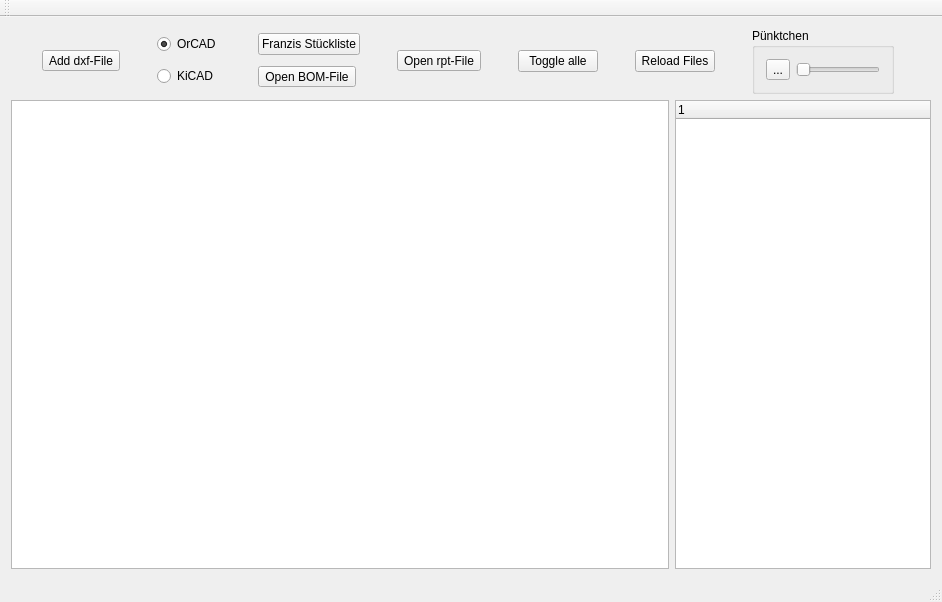
First picture: the form in mainwindow.ui, repository krofta/PnP, before the edit.
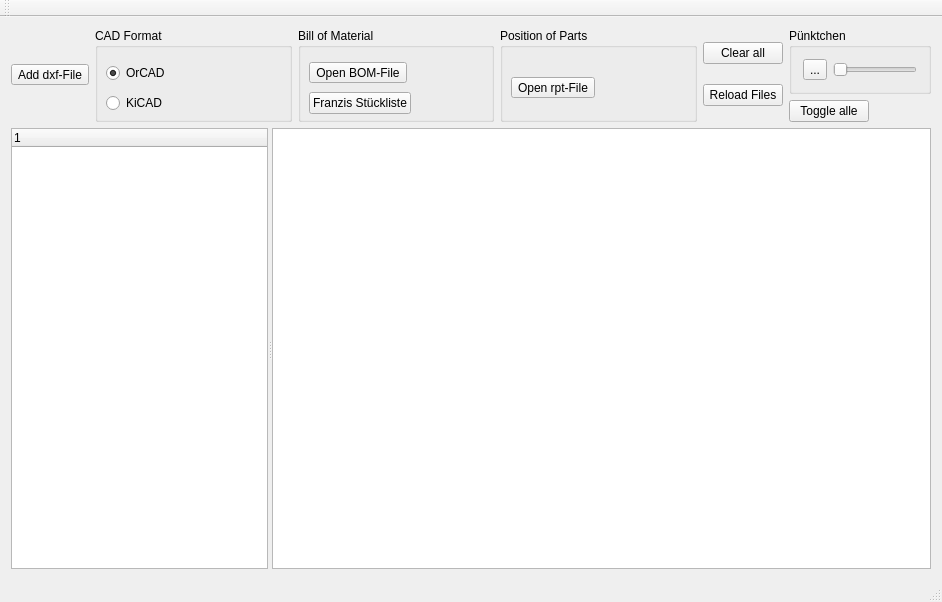
Second picture: the form after the edit. Icons and pictures are not drawn. Custom widgets are drawn as their Qt base class.

Commit message: alles nun resizeable. Keine Abstürze mehr durch pointer auf gelöschte objekte

The edit to the form file:
```diff
--- a/mainwindow.ui
+++ b/mainwindow.ui
@@ -31,10 +31,20 @@
        </widget>
       </item>
       <item>
-       <layout class="QVBoxLayout" name="verticalLayout_3">
-        <property name="sizeConstraint">
-         <enum>QLayout::SetMinimumSize</enum>
+       <widget class="QGroupBox" name="groupBox_3">
+        <property name="title">
+         <string>CAD Format</string>
         </property>
+        <widget class="QWidget" name="verticalLayoutWidget_2">
+         <property name="geometry">
+          <rect>
+           <x>0</x>
+           <y>20</y>
+           <width>160</width>
+           <height>80</height>
+          </rect>
+         </property>
+         <layout class="QVBoxLayout" name="verticalLayout_5">
         <item>
          <widget class="QRadioButton" name="rbOrCAD">
           <property name="sizePolicy">
@@ -65,22 +75,24 @@
          </widget>
         </item>
        </layout>
+        </widget>
+       </widget>
       </item>
       <item>
+       <widget class="QGroupBox" name="groupBox_4">
+        <property name="title">
+         <string>Bill of Material</string>
+        </property>
+        <widget class="QWidget" name="verticalLayoutWidget_3">
+         <property name="geometry">
+          <rect>
+           <x>0</x>
+           <y>20</y>
+           <width>160</width>
+           <height>80</height>
+          </rect>
+         </property>
        <layout class="QVBoxLayout" name="verticalLayout_2">
-        <item>
-         <widget class="QPushButton" name="btnFranzisStueckliste">
-          <property name="sizePolicy">
-           <sizepolicy hsizetype="Fixed" vsizetype="Fixed">
-            <horstretch>0</horstretch>
-            <verstretch>0</verstretch>
-           </sizepolicy>
-          </property>
-          <property name="text">
-           <string>Franzis Stückliste</string>
-          </property>
-         </widget>
-        </item>
         <item>
          <widget class="QToolButton" name="csvButton">
           <property name="focusPolicy">
@@ -91,8 +103,38 @@
           </property>
          </widget>
         </item>
-       </layout>
+          <item>
+           <widget class="QPushButton" name="btnFranzisStueckliste">
+            <property name="sizePolicy">
+             <sizepolicy hsizetype="Fixed" vsizetype="Fixed">
+              <horstretch>0</horstretch>
+              <verstretch>0</verstretch>
+             </sizepolicy>
+            </property>
+            <property name="text">
+             <string>Franzis Stückliste</string>
+            </property>
+           </widget>
+          </item>
+         </layout>
+        </widget>
+       </widget>
       </item>
+      <item>
+       <widget class="QGroupBox" name="groupBox_2">
+        <property name="title">
+         <string>Position of Parts</string>
+        </property>
+        <widget class="QWidget" name="verticalLayoutWidget_4">
+         <property name="geometry">
+          <rect>
+           <x>0</x>
+           <y>20</y>
+           <width>160</width>
+           <height>80</height>
+          </rect>
+         </property>
+         <layout class="QVBoxLayout" name="verticalLayout_3">
       <item>
        <widget class="QToolButton" name="rptButton">
         <property name="focusPolicy">
@@ -103,8 +145,14 @@
         </property>
        </widget>
       </item>
+         </layout>
+        </widget>
+       </widget>
+      </item>
       <item>
-       <widget class="QPushButton" name="toggleButton">
+       <layout class="QVBoxLayout" name="verticalLayout_6">
+        <item>
+         <widget class="QPushButton" name="clearButton">
         <property name="sizePolicy">
          <sizepolicy hsizetype="Fixed" vsizetype="Fixed">
           <horstretch>0</horstretch>
@@ -112,7 +160,7 @@
          </sizepolicy>
         </property>
         <property name="text">
-         <string>Toggle alle</string>
+           <string>Clear all</string>
         </property>
        </widget>
       </item>
@@ -129,6 +177,10 @@
         </property>
        </widget>
       </item>
+       </layout>
+      </item>
+      <item>
+       <layout class="QVBoxLayout" name="verticalLayout_4">
       <item>
        <widget class="QGroupBox" name="groupBox">
         <property name="sizePolicy">
@@ -171,34 +223,64 @@
         </layout>
        </widget>
       </item>
-     </layout>
-    </item>
     <item>
-     <layout class="QHBoxLayout" name="horizontalLayout">
-      <item>
-       <widget class="DXFSceneView" name="graphicsView">
+         <widget class="QPushButton" name="toggleButton">
         <property name="sizePolicy">
-         <sizepolicy hsizetype="Preferred" vsizetype="Preferred">
+           <sizepolicy hsizetype="Fixed" vsizetype="Fixed">
           <horstretch>0</horstretch>
           <verstretch>0</verstretch>
          </sizepolicy>
         </property>
-       </widget>
-      </item>
+          <property name="text">
+           <string>Toggle alle</string>
+          </property>
+         </widget>
+        </item>
+       </layout>
+      </item>
+     </layout>
+    </item>
       <item>
+     <layout class="QGridLayout" name="gridLayout">
+      <item row="0" column="0">
+       <widget class="QSplitter" name="splitter">
+        <property name="orientation">
+         <enum>Qt::Horizontal</enum>
+        </property>
        <widget class="QTreeWidget" name="treeWidget">
         <property name="sizePolicy">
-         <sizepolicy hsizetype="Fixed" vsizetype="Preferred">
+          <sizepolicy hsizetype="Minimum" vsizetype="Expanding">
           <horstretch>0</horstretch>
           <verstretch>0</verstretch>
          </sizepolicy>
         </property>
+         <property name="minimumSize">
+          <size>
+           <width>200</width>
+           <height>0</height>
+          </size>
+         </property>
+         <property name="mouseTracking">
+          <bool>false</bool>
+         </property>
+         <property name="sizeAdjustPolicy">
+          <enum>QAbstractScrollArea::AdjustToContentsOnFirstShow</enum>
+         </property>
         <column>
          <property name="text">
           <string notr="true">1</string>
          </property>
         </column>
        </widget>
+        <widget class="DXFSceneView" name="graphicsView">
+         <property name="sizePolicy">
+          <sizepolicy hsizetype="Preferred" vsizetype="Preferred">
+           <horstretch>0</horstretch>
+           <verstretch>0</verstretch>
+          </sizepolicy>
+         </property>
+        </widget>
+       </widget>
       </item>
      </layout>
     </item>
@@ -210,7 +292,7 @@
      <x>0</x>
      <y>0</y>
      <width>942</width>
-     <height>22</height>
+     <height>20</height>
     </rect>
    </property>
   </widget>
```
Lines whose indentation alone changed are shown as unchanged. The commit also changes 18 other files.
